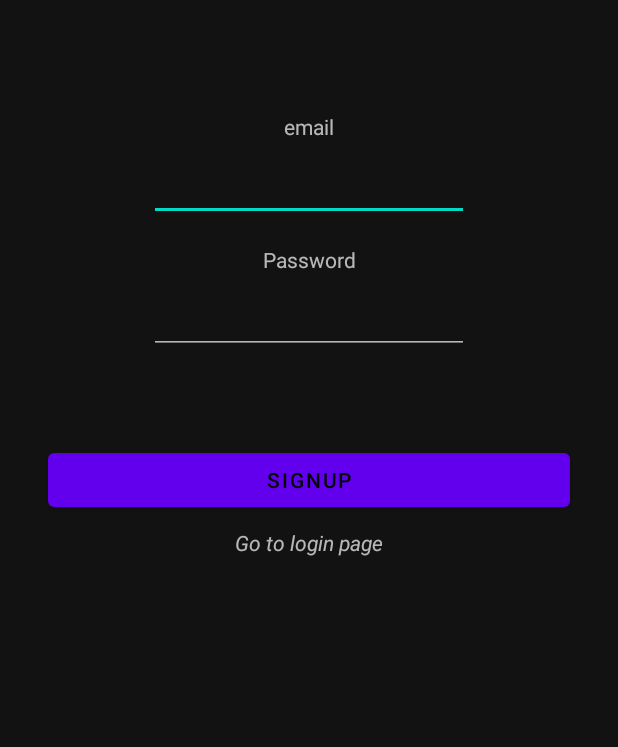
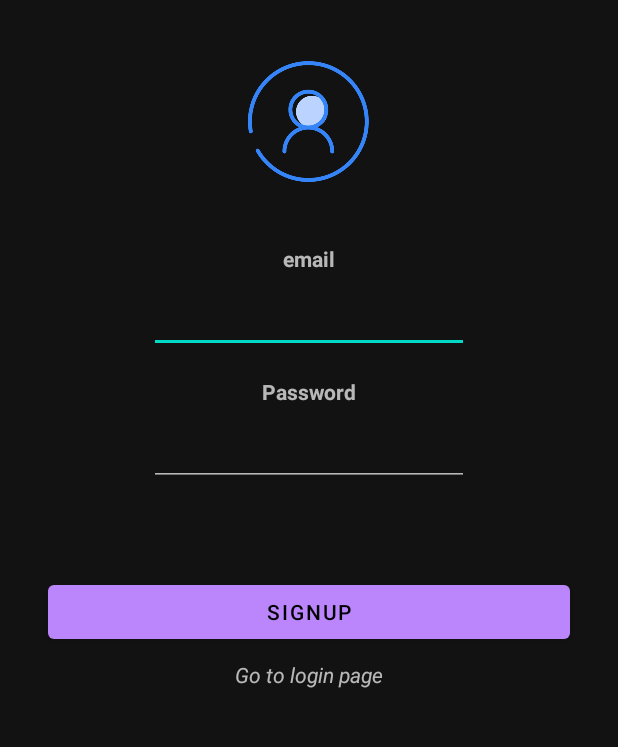
Before and after one commit to hessamasna/MobilePrograming-KingOfQuiz, an Android app: the SignUp screen opened directly, with no data from a screen before it, on a phone screen of 412 x 824 dp, the part 62-809 px from its top. Run offline under Robolectric (Android 15) with nearby library versions, the phone set to English and light mode, and no system bars.

Commit message:
[IMP] improve UI

```diff
--- a/app/src/main/res/layout/activity_sign_up.xml
+++ b/app/src/main/res/layout/activity_sign_up.xml
@@ -23,11 +23,12 @@
         android:id="@+id/email_signUp_txt"
         android:layout_width="wrap_content"
         android:layout_height="wrap_content"
-        android:layout_marginTop="60dp"
+        android:layout_marginTop="32dp"
         android:text="email"
+        android:textStyle="bold"
         app:layout_constraintEnd_toEndOf="parent"
         app:layout_constraintStart_toStartOf="parent"
-        app:layout_constraintTop_toTopOf="parent" />
+        app:layout_constraintTop_toBottomOf="@+id/imageView6" />
 
     <TextView
         android:id="@+id/password_signUp_txt"
@@ -35,6 +36,7 @@
         android:layout_height="wrap_content"
         android:layout_marginTop="16dp"
         android:text="Password"
+        android:textStyle="bold"
         app:layout_constraintEnd_toEndOf="parent"
         app:layout_constraintStart_toStartOf="parent"
         app:layout_constraintTop_toBottomOf="@+id/email_signUp" />
@@ -87,4 +89,14 @@
         app:layout_constraintStart_toStartOf="parent"
         app:layout_constraintTop_toBottomOf="@+id/button_btn" />
 
+    <ImageView
+        android:id="@+id/imageView6"
+        android:layout_width="100dp"
+        android:layout_height="100dp"
+        android:layout_marginTop="16dp"
+        app:layout_constraintEnd_toEndOf="parent"
+        app:layout_constraintStart_toStartOf="parent"
+        app:layout_constraintTop_toTopOf="parent"
+        app:srcCompat="@drawable/user" />
+
 </androidx.constraintlayout.widget.ConstraintLayout>
```
Also changed, not shown: app/src/main/java/com/cip/kingofquiz/MainActivity.java (+20 -5 lines), app/src/main/java/com/cip/kingofquiz/adapter/ScoreboardAdapter.java (+10 -0 lines), app/src/main/res/layout/activity_game_starter.xml (+13 -3 lines), app/src/main/res/layout/activity_login.xml (+14 -2 lines), app/src/main/res/layout/activity_main.xml (+16 -3 lines), app/src/main/res/drawable-v24/logo.png (added).
